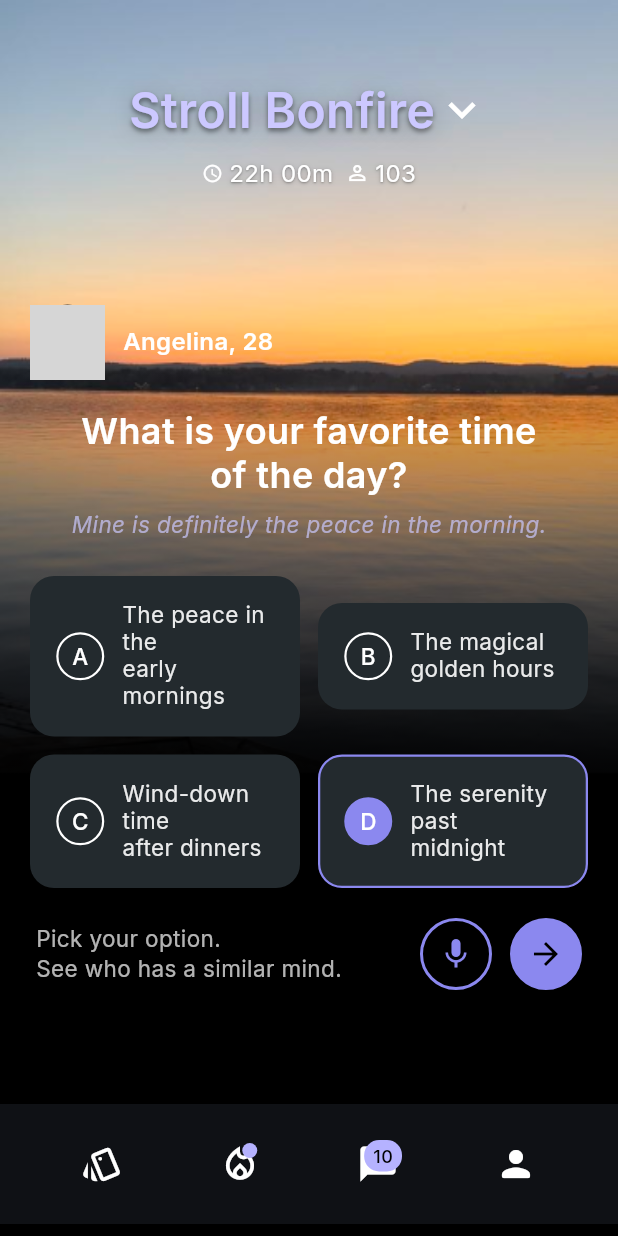
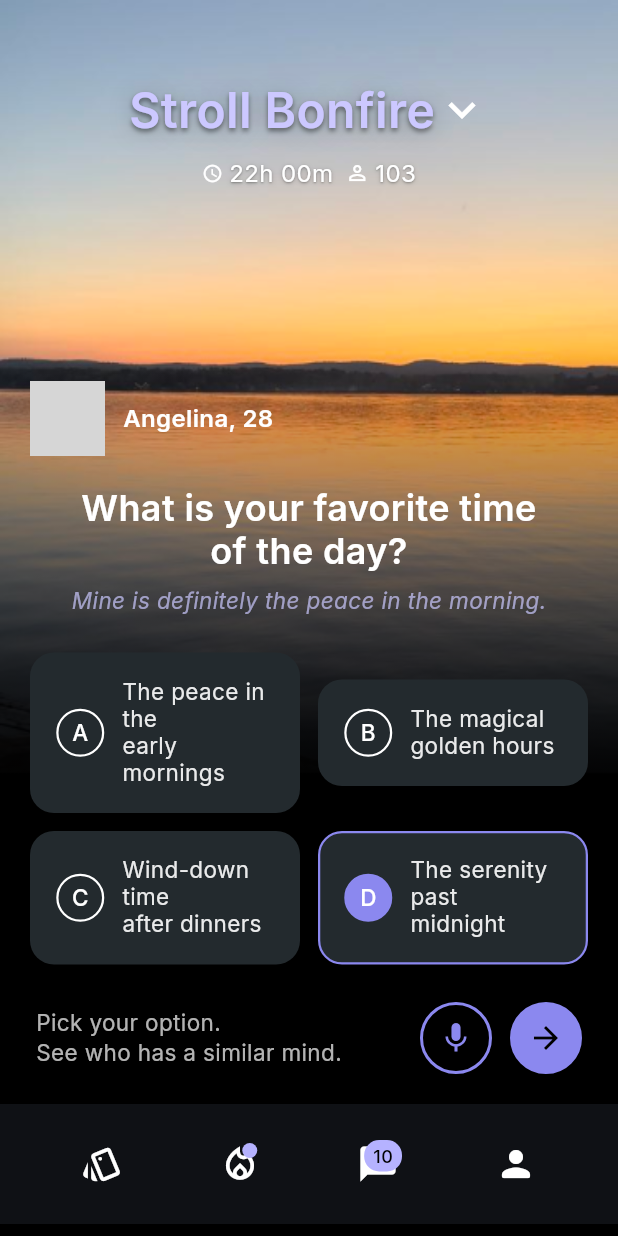
Before and after one commit to ikrishnag/bonfire-ui, a Flutter app: the screen it shows after launch, on a phone screen of 412 x 824 dp. Run offline on Flutter 3.47's test engine with Material 3 defaults, Android fonts, the phone set to English and light mode, and no system bars; our stand-ins replace google_fonts; grey boxes are pictures that could not be loaded.

Commit message:
feat: adjust HomeScreen layout by modifying color opacity and spacing for improved UI consistency

```diff
--- a/lib/presentation/screens/home_screen.dart
+++ b/lib/presentation/screens/home_screen.dart
@@ -35,7 +35,7 @@ class HomeScreen extends StatelessWidget {
                         begin: Alignment.center,
                         end: Alignment.topCenter,
                         colors: [
-                          Colors.black.withOpacity(1),
+                          Colors.black,
                           Colors.transparent,
                         ],
                       ),
@@ -55,7 +55,7 @@ class HomeScreen extends StatelessWidget {
                         const ProfileQuestion(),
                         const SizedBox(height: 24),
                         const QuestionOptions(),
-                        const SizedBox(height: 20),
+                        const SizedBox(height: 25),
                         Container(
                           padding: const EdgeInsets.symmetric(horizontal: 4),
                           child: Row(
@@ -90,7 +90,7 @@ class HomeScreen extends StatelessWidget {
                       ],
                     ),
                   ),
-                  const Spacer(),
+                  const SizedBox(height: 20),
                   const CustomNavBar(),
                   const SizedBox(height: 8),
                 ],
```
